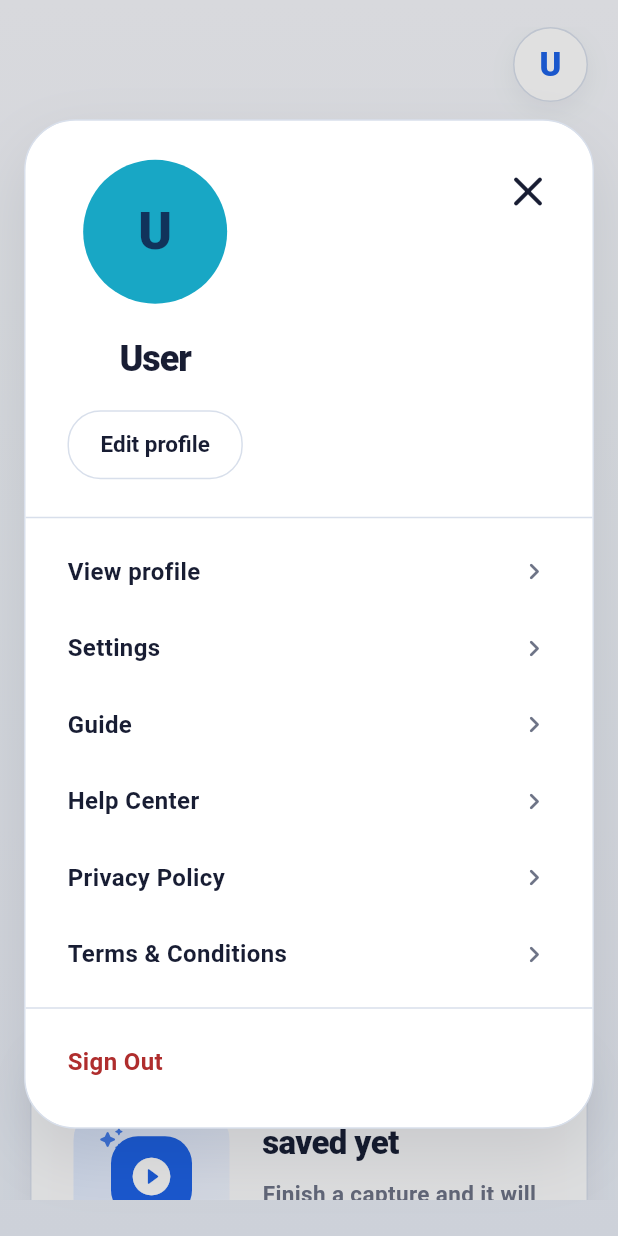
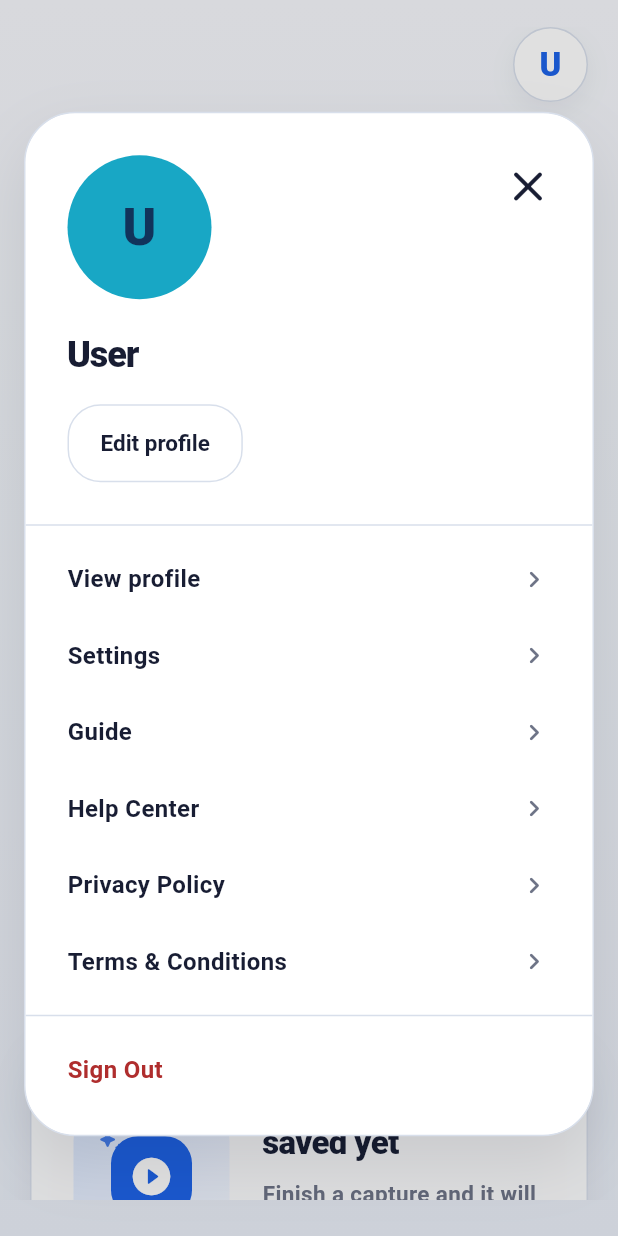
Before and after one commit to Hashirkhan345/cookoo_record, a Flutter app: the screen it shows once a user with an empty profile is signed in, after a tap on an icon or button, on a phone screen of 412 x 824 dp. Run offline on Flutter 3.47's test engine with Material 3 defaults, Android fonts, the phone set to English and light mode, and no system bars; our stand-ins replace camera, cloud_firestore, firebase_auth, firebase_core, flutter_riverpod, google_sign_in and 4 more; missing offline and left inert: camera_web, dart:html, dart:js_interop, shared_preferences_web; accounts and stored records are empty.

Commit message:
working on mobile side

```diff
--- a/lib/features/auth/provider/auth_provider.dart
+++ b/lib/features/auth/provider/auth_provider.dart
@@ -236,6 +236,17 @@ class AuthController extends StateNotifier<AuthState> {
     if (rawMessage.contains('Google Sign-In was cancelled')) {
       return 'Google Sign-In was cancelled.';
     }
+    if (rawMessage.contains('serverClientId must be provided on Android') ||
+        rawMessage.contains('clientConfigurationError')) {
+      return 'Google Sign-In is not fully configured for mobile. Add the Android SHA fingerprints in Firebase, enable Google Sign-In, and download updated Firebase config files.';
+    }
+    if (rawMessage.contains(
+          'Your app is missing support for the following URL schemes',
+        ) ||
+        rawMessage.contains('GIDClientID') ||
+        rawMessage.contains('REVERSED_CLIENT_ID')) {
+      return 'Google Sign-In is not fully configured for iOS. Download a new GoogleService-Info.plist from Firebase and add the required iOS Google Sign-In keys to Info.plist.';
+    }
     return rawMessage;
   }
 
--- a/lib/features/video/data/enums/video_recording_mode.dart
+++ b/lib/features/video/data/enums/video_recording_mode.dart
@@ -1,3 +1,5 @@
+import 'package:flutter/foundation.dart';
+
 enum VideoRecordingMode { fullScreen, window, currentTab, cameraOnly }
 
 extension VideoRecordingModeX on VideoRecordingMode {
@@ -15,4 +17,23 @@ extension VideoRecordingModeX on VideoRecordingMode {
   }
 
   bool get capturesDisplay => this != VideoRecordingMode.cameraOnly;
+
+  bool get isSupportedOnCurrentPlatform =>
+      supportedRecordingModesForCurrentPlatform().contains(this);
 }
+
+List<VideoRecordingMode> supportedRecordingModesForCurrentPlatform() {
+  if (kIsWeb) {
+    return VideoRecordingMode.values;
+  }
+
+  return const <VideoRecordingMode>[VideoRecordingMode.cameraOnly];
+}
+
+VideoRecordingMode defaultRecordingModeForCurrentPlatform() {
+  if (kIsWeb) {
+    return VideoRecordingMode.fullScreen;
+  }
+
+  return VideoRecordingMode.cameraOnly;
+}
--- a/lib/features/video/data/repository/video_repository.dart
+++ b/lib/features/video/data/repository/video_repository.dart
@@ -74,20 +74,41 @@ class LocalVideoRepository implements VideoRepository {
   }
 
   VideoRecordingFlowModel loadVideoRecordingFlowSync() {
-    return const VideoRecordingFlowModel(
+    final bool isMobileNative =
+        !kIsWeb &&
+        (defaultTargetPlatform == TargetPlatform.android ||
+            defaultTargetPlatform == TargetPlatform.iOS);
+
+    return VideoRecordingFlowModel(
       brandLabel: 'bloop',
       heroTitle: 'Record your video',
-      heroDescription:
-          'Launch a polished recording flow directly from the home screen and keep the presenter visible in the lower section.',
+      heroDescription: isMobileNative
+          ? 'Record polished camera videos directly from your phone and keep your presenter visible throughout the session.'
+          : 'Launch a polished recording flow directly from the home screen and keep the presenter visible in the lower section.',
       heroActionLabel: 'Record a Video',
-      helperMessage:
-          'For the best recording experience, open this flow on a larger screen.',
+      helperMessage: isMobileNative
+          ? 'Camera and microphone recording are available on this device.'
+          : 'For the best recording experience, open this flow on a larger screen.',
       previewTitle: 'Ways to use bloop for education',
       startRecordingLabel: 'Start recording',
       recordingLimitLabel: '5 minute recording limit',
       tutorialLabel: 'Start a 1 minute tutorial',
       successMessage: 'Recording setup opened successfully.',
-      panelOptions: <VideoRecordingOptionModel>[
+      panelOptions: isMobileNative
+          ? const <VideoRecordingOptionModel>[
+              VideoRecordingOptionModel(
+                kind: VideoRecordingOptionKind.camera,
+                label: 'Front Camera',
+                status: 'On',
+              ),
+              VideoRecordingOptionModel(
+                kind: VideoRecordingOptionKind.microphone,
+                label: 'Device Microphone',
+                status: 'On',
+                highlighted: true,
+              ),
+            ]
+          : const <VideoRecordingOptionModel>[
               VideoRecordingOptionModel(
                 kind: VideoRecordingOptionKind.display,
                 label: 'Full Screen',
--- a/lib/features/video/presentation/controller/recording_panel_options_resolver.dart
+++ b/lib/features/video/presentation/controller/recording_panel_options_resolver.dart
@@ -1,3 +1,5 @@
+import 'package:flutter/foundation.dart';
+
 import 'package:camera/camera.dart';
 
 import '../../data/enums/video_recording_mode.dart';
@@ -14,6 +16,10 @@ List<VideoRecordingOptionModel> resolveRecordingPanelOptions({
       state.cameraController?.value.isInitialized ?? state.activeCamera != null;
 
   return flow.panelOptions
+      .where(
+        (VideoRecordingOptionModel option) =>
+            kIsWeb || option.kind != VideoRecordingOptionKind.display,
+      )
       .map((VideoRecordingOptionModel option) {
         switch (option.kind) {
           case VideoRecordingOptionKind.display:
--- a/lib/features/video/presentation/screens/video_home_screen.dart
+++ b/lib/features/video/presentation/screens/video_home_screen.dart
@@ -6,6 +6,7 @@ import 'package:flutter_riverpod/flutter_riverpod.dart';
 import '../../../../app/router/app_routes.dart';
 import '../../../auth/provider/auth_provider.dart';
 import '../../../auth/provider/auth_state.dart';
+import '../../data/enums/video_recording_mode.dart';
 import '../../provider/video_provider.dart';
 import '../../provider/video_state.dart';
 import '../controller/record_video_flow_controller.dart';
@@ -222,6 +223,10 @@ class _VideoHomeScreenState extends ConsumerState<VideoHomeScreen> {
 
     final Size screenSize = MediaQuery.sizeOf(context);
     final bool isDesktop = screenSize.width >= 980;
+    final bool supportsDisplayCapture =
+        supportedRecordingModesForCurrentPlatform().any(
+          (VideoRecordingMode mode) => mode.capturesDisplay,
+        );
     final double headlineSize = screenSize.width < 640 ? 36 : 48;
     final double contentHorizontalPadding = isDesktop ? 112 : 20;
 
@@ -359,8 +364,10 @@ class _VideoHomeScreenState extends ConsumerState<VideoHomeScreen> {
                                       crossAxisAlignment:
                                           WrapCrossAlignment.center,
                                       children: <Widget>[
-                                        const Icon(
-                                          Icons.desktop_mac_outlined,
+                                        Icon(
+                                          supportsDisplayCapture
+                                              ? Icons.desktop_mac_outlined
+                                              : Icons.phone_iphone_rounded,
                                           color: VideoFeatureTheme.primary,
                                         ),
                                         Text(
--- a/lib/features/video/presentation/widgets/home_account_menu.dart
+++ b/lib/features/video/presentation/widgets/home_account_menu.dart
@@ -168,24 +168,15 @@ class _AccountPanel extends StatelessWidget {
             mainAxisSize: MainAxisSize.min,
             children: <Widget>[
               Padding(
-                padding: const EdgeInsets.fromLTRB(28, 22, 18, 24),
-                child: Stack(
+                padding: const EdgeInsets.fromLTRB(28, 24, 18, 28),
+                child: Row(
+                  crossAxisAlignment: CrossAxisAlignment.start,
                   children: <Widget>[
-                    Align(
-                      alignment: Alignment.topRight,
-                      child: IconButton(
-                        onPressed: onClose,
-                        tooltip: 'Close account panel',
-                        icon: const Icon(
-                          Icons.close_rounded,
-                          color: VideoFeatureTheme.ink,
-                          size: 34,
-                        ),
-                      ),
-                    ),
-                    Padding(
+                    Expanded(
+                      child: Padding(
                         padding: const EdgeInsets.only(top: 4),
                         child: Column(
+                          crossAxisAlignment: CrossAxisAlignment.start,
                           children: <Widget>[
                             Container(
                               width: 96,
@@ -209,7 +200,6 @@ class _AccountPanel extends StatelessWidget {
                             const SizedBox(height: 20),
                             Text(
                               user.name,
-                            textAlign: TextAlign.center,
                               style: const TextStyle(
                                 color: VideoFeatureTheme.ink,
                                 fontSize: 24,
@@ -223,6 +213,7 @@ class _AccountPanel extends StatelessWidget {
                                   onActionSelected(HomeAccountMenuAction.profile),
                               style: OutlinedButton.styleFrom(
                                 foregroundColor: VideoFeatureTheme.ink,
+                                minimumSize: const Size(0, 52),
                                 padding: const EdgeInsets.symmetric(
                                   horizontal: 22,
                                   vertical: 14,
@@ -241,6 +232,17 @@ class _AccountPanel extends StatelessWidget {
                               child: const Text('Edit profile'),
                             ),
                           ],
+                        ),
+                      ),
+                    ),
+                    const SizedBox(width: 12),
+                    IconButton(
+                      onPressed: onClose,
+                      tooltip: 'Close account panel',
+                      icon: const Icon(
+                        Icons.close_rounded,
+                        color: VideoFeatureTheme.ink,
+                        size: 34,
                       ),
                     ),
                   ],
--- a/lib/features/video/presentation/widgets/recorder_panel.dart
+++ b/lib/features/video/presentation/widgets/recorder_panel.dart
@@ -178,6 +178,12 @@ class RecorderPanel extends StatelessWidget {
   }
 
   Future<void> _showRecordingModeMenu(BuildContext context) async {
+    final List<VideoRecordingMode> supportedModes =
+        supportedRecordingModesForCurrentPlatform();
+    if (supportedModes.length <= 1) {
+      return;
+    }
+
     final RenderBox button = context.findRenderObject()! as RenderBox;
     final RenderBox overlay =
         Overlay.of(context).context.findRenderObject()! as RenderBox;
@@ -197,7 +203,7 @@ class RecorderPanel extends StatelessWidget {
       position: position,
       shape: RoundedRectangleBorder(borderRadius: BorderRadius.circular(26)),
       color: Colors.white,
-      items: VideoRecordingMode.values
+      items: supportedModes
           .map((VideoRecordingMode mode) {
             return PopupMenuItem<VideoRecordingMode>(
               value: mode,
--- a/lib/features/video/provider/video_provider.dart
+++ b/lib/features/video/provider/video_provider.dart
@@ -64,6 +64,7 @@ class VideoController extends StateNotifier<VideoState> {
         flow: flow,
         savedRecordings: savedRecordings,
         savedRecordingsStorageLocationLabel: storageLocationLabel,
+        selectedRecordingMode: defaultRecordingModeForCurrentPlatform(),
         feedbackMessage: feedbackMessage,
       );
     } catch (_) {
@@ -90,7 +91,7 @@ class VideoController extends StateNotifier<VideoState> {
       isPreparingCameraPreview: true,
       recordingDuration: Duration.zero,
       clearRecordedVideo: true,
-      selectedRecordingMode: VideoRecordingMode.fullScreen,
+      selectedRecordingMode: defaultRecordingModeForCurrentPlatform(),
     );
 
     String? feedbackMessage;
@@ -127,7 +128,8 @@ class VideoController extends StateNotifier<VideoState> {
   }
 
   void selectRecordingMode(VideoRecordingMode mode) {
-    if (state.hasActiveRecording) {
+    if (state.hasActiveRecording ||
+        !supportedRecordingModesForCurrentPlatform().contains(mode)) {
       return;
     }
 
--- a/lib/main.dart
+++ b/lib/main.dart
@@ -1,7 +1,6 @@
 import 'package:firebase_core/firebase_core.dart';
 import 'package:flutter/material.dart';
 import 'package:flutter_riverpod/flutter_riverpod.dart';
-import 'package:flutter/services.dart';
 
 import 'app/router/app_router.dart';
 import 'app/router/app_routes.dart';
@@ -12,58 +11,8 @@ import 'features/video/presentation/controller/video_web_camera_registration.dar
 Future<void> main() async {
   WidgetsFlutterBinding.ensureInitialized();
   await Firebase.initializeApp(options: DefaultFirebaseOptions.currentPlatform);
-  await _preloadMaterialSymbolFonts();
   registerVideoWebCameraPlugin();
   runApp(const ProviderScope(child: MyApp()));
-}
-
-Future<void> _preloadMaterialSymbolFonts() async {
-  const List<_PackagedFontAsset> fonts = <_PackagedFontAsset>[
-    _PackagedFontAsset(
-      assetPath:
-          'packages/material_symbols_icons/lib/fonts/MaterialSymbolsOutlined.ttf',
-      familyNames: <String>[
-        'MaterialSymbolsOutlined',
-        'packages/material_symbols_icons/MaterialSymbolsOutlined',
-      ],
-    ),
-    _PackagedFontAsset(
-      assetPath:
-          'packages/material_symbols_icons/lib/fonts/MaterialSymbolsRounded.ttf',
-      familyNames: <String>[
-        'MaterialSymbolsRounded',
-        'packages/material_symbols_icons/MaterialSymbolsRounded',
-      ],
-    ),
-    _PackagedFontAsset(
-      assetPath:
-          'packages/material_symbols_icons/lib/fonts/MaterialSymbolsSharp.ttf',
-      familyNames: <String>[
-        'MaterialSymbolsSharp',
-        'packages/material_symbols_icons/MaterialSymbolsSharp',
-      ],
-    ),
-  ];
-
-  await Future.wait(
-    fonts.expand(
-      (_PackagedFontAsset font) => font.familyNames.map((String familyName) {
-        final FontLoader loader = FontLoader(familyName);
-        loader.addFont(rootBundle.load(font.assetPath));
-        return loader.load();
-      }),
-    ),
-  );
-}
-
-class _PackagedFontAsset {
-  const _PackagedFontAsset({
-    required this.assetPath,
-    required this.familyNames,
-  });
-
-  final String assetPath;
-  final List<String> familyNames;
 }
 
 class MyApp extends StatelessWidget {
```
Also changed, not shown: 11 other files. Lines whose indentation alone changed are shown as unchanged.
